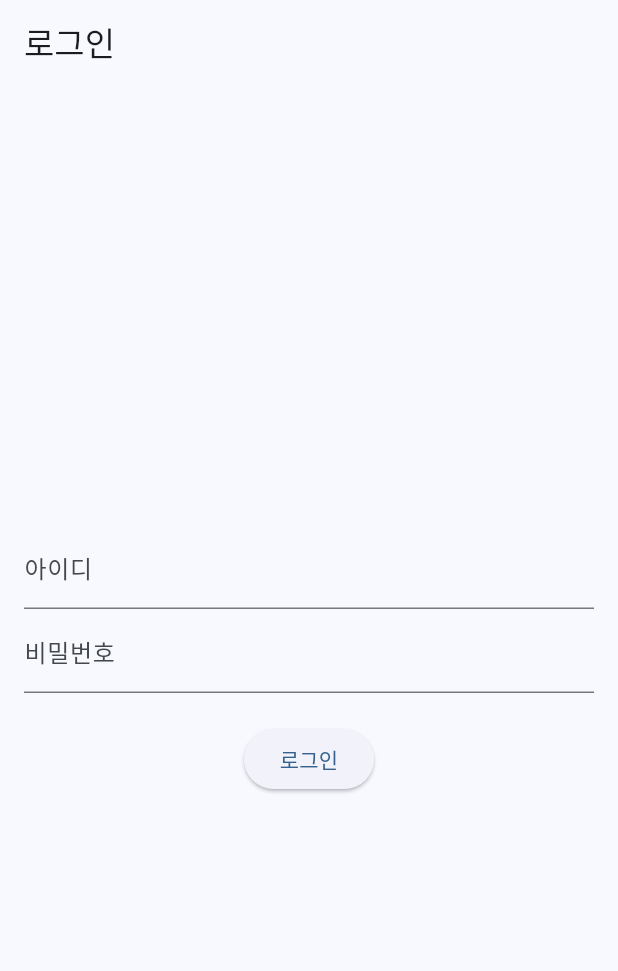
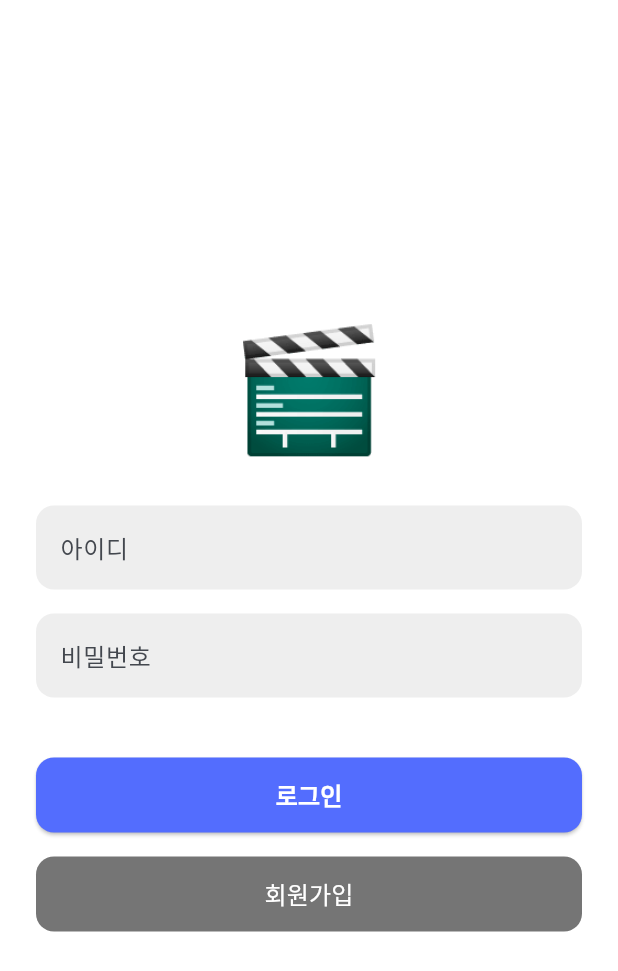
Before and after one commit to Taehwani-Storage/movie-manger-front, a Flutter app: the screen it shows after launch, on a phone screen of 412 x 824 dp. Shown: the top 971 px of the screen. Run offline on Flutter 3.47's test engine with Material 3 defaults, Android fonts, the phone set to English and light mode, and no system bars; our stand-ins replace dio, flutter_secure_storage.

```diff
--- a/lib/main.dart
+++ b/lib/main.dart
@@ -1,8 +1,8 @@
-import 'package:cinema_manager_front/pages/movie_list_page.dart';
+import 'package:cinema_manager_front/pages/movie/movie_list_page.dart';
 import 'package:flutter/material.dart';
 import 'package:flutter_secure_storage/flutter_secure_storage.dart';
-import 'pages/login_page.dart';
-import 'pages/register_page.dart';
+import 'pages/auth/login_page.dart';
+import 'pages/auth/register_page.dart';
 import 'pages/screening_list_page.dart';
 import 'pages/theater_list_page.dart';
 
--- /dev/null
+++ b/lib/pages/auth/login_page.dart
@@ -0,0 +1,130 @@
+import 'package:cinema_manager_front/pages/auth/register_page.dart';
+import 'package:flutter/material.dart';
+import 'package:flutter_secure_storage/flutter_secure_storage.dart';
+import 'package:http/http.dart' as http;
+import 'dart:convert';
+
+import '../movie/movie_list_page.dart';
+
+class LoginPage extends StatefulWidget {
+  @override
+  _LoginPageState createState() => _LoginPageState();
+}
+
+class _LoginPageState extends State<LoginPage> {
+  final TextEditingController _usernameController = TextEditingController();
+  final TextEditingController _passwordController = TextEditingController();
+  final storage = FlutterSecureStorage();
+  bool _isLoading = false;
+
+  Future<void> _login() async {
+    setState(() {
+      _isLoading = true;
+    });
+
+    try {
+      final response = await http.post(
+        Uri.parse('http://localhost:8080/api/user/logIn'),
+        headers: {'Content-Type': 'application/json'},
+        body: jsonEncode({
+          'username': _usernameController.text.trim(),
+          'password': _passwordController.text.trim(),
+        }),
+      );
+
+      final data = jsonDecode(response.body);
+
+      if (response.statusCode == 200) {
+        await storage.write(key: 'jwt', value: data['token']);
+        await storage.write(key: 'role', value: data['role'].toString());
+
+        Navigator.pushReplacement(
+          context,
+          MaterialPageRoute(builder: (context) => MovieListScreen(pageNo: 1)),
+        );
+      } else {
+        _showSnackbar(data['message'] ?? '로그인 실패');
+      }
+    } catch (e) {
+      _showSnackbar('네트워크 오류 발생');
+    } finally {
+      setState(() {
+        _isLoading = false;
+      });
+    }
+  }
+
+  void _showSnackbar(String message) {
+    ScaffoldMessenger.of(context).showSnackBar(SnackBar(content: Text(message)));
+  }
+
+  @override
+  Widget build(BuildContext context) {
+    return Scaffold(
+      backgroundColor: Colors.white,
+      body: Padding(
+        padding: EdgeInsets.symmetric(horizontal: 24.0),
+        child: Column(
+          mainAxisAlignment: MainAxisAlignment.center,
+          crossAxisAlignment: CrossAxisAlignment.center,
+          children: [
+            Text(
+              "🎬",
+              style: TextStyle(fontSize: 80),
+            ),
+            SizedBox(height: 20),
+            _buildInputField("아이디", _usernameController, false),
+            SizedBox(height: 16),
+            _buildInputField("비밀번호", _passwordController, true),
+            SizedBox(height: 40),
+            _buildLoginButton(),
+            SizedBox(height: 16),
+            _buildRegisterButton(),
+          ],
+        ),
+      ),
+    );
+  }
+
+  Widget _buildInputField(String label, TextEditingController controller, bool isPassword) {
+    return TextField(
+      controller: controller,
+      obscureText: isPassword,
+      decoration: InputDecoration(
+        labelText: label,
+        filled: true,
+        fillColor: Colors.grey[200],
+        border: OutlineInputBorder(
+          borderRadius: BorderRadius.circular(12),
+          borderSide: BorderSide.none,
+        ),
+      ),
+    );
+  }
+
+  Widget _buildLoginButton() {
+    return ElevatedButton(
+      onPressed: _isLoading ? null : _login,
+      style: ElevatedButton.styleFrom(
+        backgroundColor: Colors.indigoAccent,
+        minimumSize: Size(double.infinity, 50),
+        shape: RoundedRectangleBorder(borderRadius: BorderRadius.circular(12)),
+      ),
+      child: _isLoading
+          ? CircularProgressIndicator(color: Colors.white)
+          : Text("로그인", style: TextStyle(fontSize: 16, fontWeight: FontWeight.bold, color: Colors.white)),
+    );
+  }
+
+  Widget _buildRegisterButton() {
+    return TextButton(
+      onPressed: () => Navigator.push(context, MaterialPageRoute(builder: (context) => RegisterPage())),
+      style: ElevatedButton.styleFrom(
+          backgroundColor: Colors.black54,
+          minimumSize: Size(double.infinity, 50),
+        shape: RoundedRectangleBorder(borderRadius: BorderRadius.circular(12)),
+      ),
+      child: Text("회원가입", style: TextStyle(fontSize: 16, color: Colors.white)),
+    );
+  }
+}
--- a/lib/pages/login_page.dart
+++ /dev/null
@@ -1,81 +0,0 @@
-import 'dart:convert';
-import 'package:flutter/material.dart';
-import 'package:http/http.dart' as http;
-import 'package:flutter_secure_storage/flutter_secure_storage.dart';
-import 'movie_list_page.dart';
-
-class LoginPage extends StatefulWidget {
-  @override
-  _LoginPageState createState() => _LoginPageState();
-}
-
-class _LoginPageState extends State<LoginPage> {
-  final TextEditingController _usernameController = TextEditingController();
-  final TextEditingController _passwordController = TextEditingController();
-  final storage = FlutterSecureStorage();
-
-  Future<void> _login() async {
-    try {
-      final response = await http.post(
-        Uri.parse('http://localhost:8080/api/user/logIn'),
-        headers: {'Content-Type': 'application/json'},
-        body: jsonEncode({
-          'username': _usernameController.text.trim(),
-          'password': _passwordController.text.trim(),
-        }),
-      );
-
-      final data = jsonDecode(response.body);
-
-      if (response.statusCode == 200) {
-        // JWT 토큰과 역할(role) 저장
-        await storage.write(key: 'jwt', value: data['token']);
-        await storage.write(key: 'role', value: data['role'].toString());
-
-        // 영화 리스트 페이지로 이동
-        Navigator.pushReplacement(
-          context,
-          MaterialPageRoute(builder: (context) => MovieListScreen(pageNo: 1)),
-        );
-      } else {
-        ScaffoldMessenger.of(context).showSnackBar(
-          SnackBar(content: Text(data['message'] ?? '로그인 실패')),
-        );
-      }
-    } catch (e) {
-      print("로그인 오류: $e");
-      ScaffoldMessenger.of(context).showSnackBar(
-        SnackBar(content: Text('네트워크 오류 발생')),
-      );
-    }
-  }
-
-  @override
-  Widget build(BuildContext context) {
-    return Scaffold(
-      appBar: AppBar(title: Text('로그인')),
-      body: Padding(
-        padding: EdgeInsets.all(16.0),
-        child: Column(
-          mainAxisAlignment: MainAxisAlignment.center,
-          children: [
-            TextField(
-              controller: _usernameController,
-              decoration: InputDecoration(labelText: '아이디'),
-            ),
-            TextField(
-              controller: _passwordController,
-              decoration: InputDecoration(labelText: '비밀번호'),
-              obscureText: true,
-            ),
-            SizedBox(height: 20),
-            ElevatedButton(
-              onPressed: _login,
-              child: Text('로그인'),
-            ),
-          ],
-        ),
-      ),
-    );
-  }
-}
--- a/lib/pages/movie_update_page.dart
+++ b/lib/pages/movie/movie_update_page.dart
@@ -63,7 +63,7 @@ class _MovieUpdateScreenState extends State<MovieUpdateScreen> {
           "runningTime": runningTime,
         },
       );
-      Navigator.pop(context); // 이전 화면으로 돌아가기
+      // Navigator.pop(context); // 이전 화면으로 돌아가기
     } catch (e) {
       print(e);
     }
--- a/lib/pages/movie_view_page.dart
+++ b/lib/pages/movie/movie_view_page.dart
@@ -1,9 +1,9 @@
 import 'package:flutter/material.dart';
 import 'package:flutter_secure_storage/flutter_secure_storage.dart';
 import 'package:dio/dio.dart';
-import 'package:cinema_manager_front/pages/login_page.dart';
-import 'package:cinema_manager_front/pages/movie_list_page.dart';
-import 'package:cinema_manager_front/pages/movie_update_page.dart';
+import '../auth/login_page.dart';
+import '../movie/movie_list_page.dart';
+import '../movie/movie_update_page.dart';
 
 class MovieViewScreen extends StatefulWidget {
   final int movieId;
```
Also changed, not shown: lib/pages/auth/register_page.dart (added, +126 -0 lines), lib/pages/movie/movie_list_page.dart (renamed from lib/pages/movie_list_page.dart, +40 -49 lines), lib/pages/register_page.dart (deleted, +0 -53 lines), lib/pages/movie/movie_detail_page.dart (renamed from lib/pages/movie_detail_page.dart), lib/pages/movie/movie_write_page.dart (renamed from lib/pages/movie_write_page.dart).
